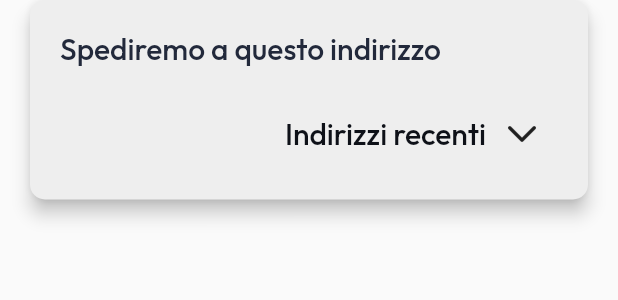
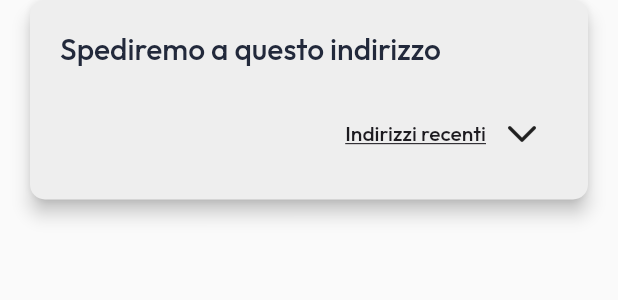
Before and after one commit to NunzioDA/food_delivery_app, a Flutter app: the ChooseOldAddress widget shown alone on an empty page, opened directly with empty values, on a phone screen of 412 x 824 dp. Shown: the top 300 px of the screen. Run offline on Flutter 3.47's test engine with Material 3 defaults, Android fonts, the light colour scheme and no system bars; drawn by our look-alikes of auto_size_text; our stand-ins replace bloc, cached_network_image, connectivity_plus, cross_file, flutter_bloc, gap and 5 more; accounts and stored records are empty; network calls fail.

Commit message:
Miglioramenti grafici

```diff
--- a/lib/Presentation/ModelVisualizzation/Product/product_item.dart
+++ b/lib/Presentation/ModelVisualizzation/Product/product_item.dart
@@ -154,7 +154,10 @@ class _ProductItemState extends State<ProductItem> {
                 ),
                 const Gap(10),
                 if(!widget.canModifyCart)
-                Text("x${widget.fixedCount.toString()}"),
+                Align(
+                  alignment: Alignment.bottomCenter,
+                  child: Text("x${widget.fixedCount.toString()}")
+                ),
                 if(widget.canModifyCart)
                 Align(
                   alignment: Alignment.centerRight,
--- a/lib/Presentation/Pages/complete_order_page.dart
+++ b/lib/Presentation/Pages/complete_order_page.dart
@@ -656,7 +656,9 @@ with SingleTickerProviderStateMixin
                         child: AutoSizeText(
                           "Indirizzi recenti",
                           textAlign: TextAlign.end,
-                          style: Theme.of(context).textTheme.titleMedium,
+                          style: Theme.of(context).textTheme.bodyLarge?.copyWith(
+                            decoration: TextDecoration.underline
+                          ),
                         ),
                       ),
                       Transform.rotate(
```
